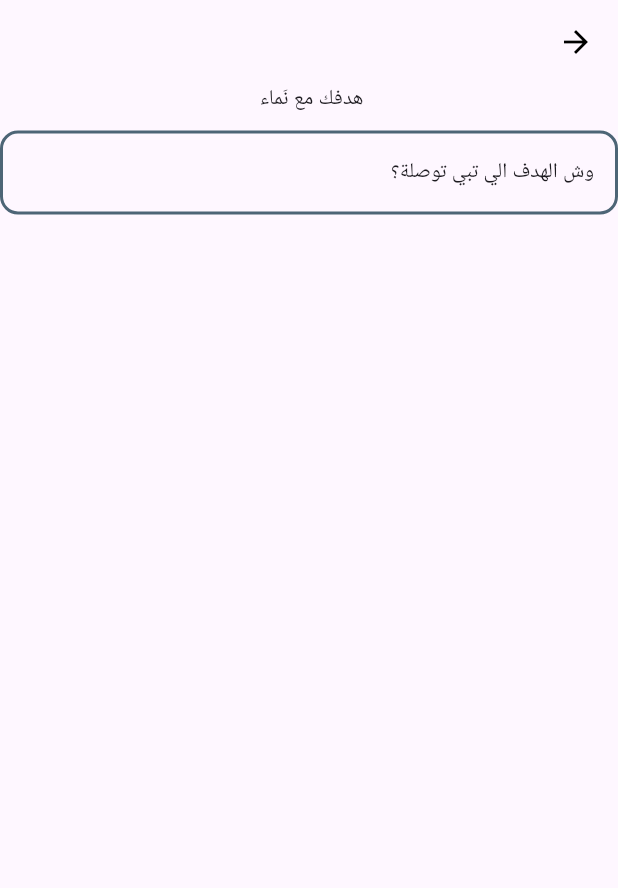
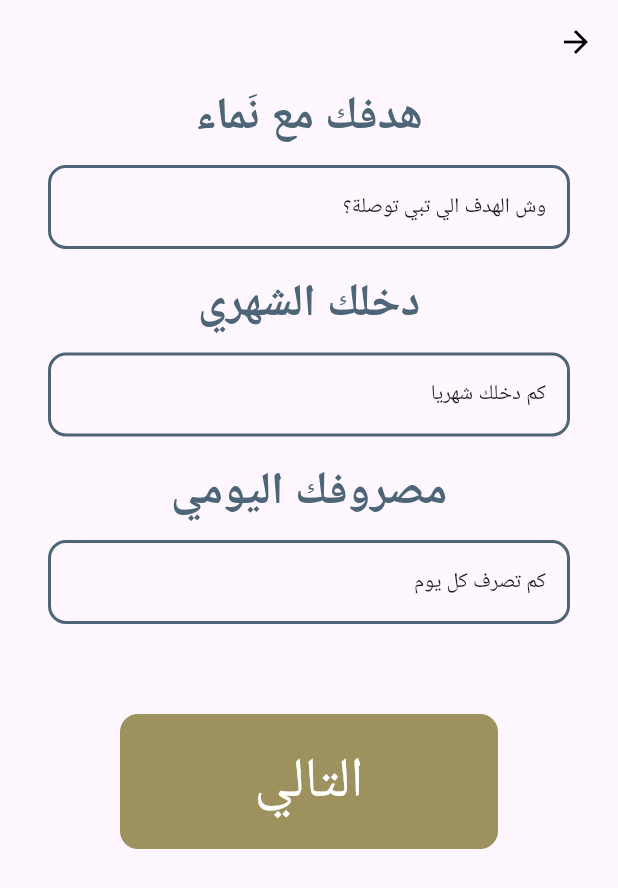
Before and after one commit to osama-ahmed-alsharabi/namaa, a Flutter app: the GoalView screen opened directly, on a phone screen of 412 x 824 dp. Shown: the top 888 px of the screen. Run offline on Flutter 3.47's test engine with Material 3 defaults, Android fonts, the phone set to English and light mode, and no system bars; our stand-ins replace bloc, cloud_firestore, firebase_auth, firebase_core, flutter_bloc, freezed_annotation; accounts and stored records are empty.

Commit message:
done with goal page ui

```diff
--- a/lib/features/goal/goal_view.dart
+++ b/lib/features/goal/goal_view.dart
@@ -1,4 +1,6 @@
 import 'package:flutter/material.dart';
+import 'package:namaa/cores/utils/app_colors.dart';
+import 'package:namaa/cores/widgets/custom_button_widget.dart';
 import 'package:namaa/cores/widgets/text_field_form_widget.dart';
 
 class GoalView extends StatelessWidget {
@@ -8,13 +10,76 @@
   Widget build(BuildContext context) {
     return Scaffold(
       appBar: AppBar(),
-      body: SafeArea(child: Column(
-        children: [
-          Text("هدفك مع نَماء "),
-          SizedBox(height: 10,)
-        ,TextFieldFormWidget(hint: 'وش الهدف الي تبي توصلة؟')
-        ],
-      )),
+      body: SafeArea(
+        child: SingleChildScrollView(
+          child: Column(
+            children: [
+              Text(
+                "هدفك مع نَماء ",
+                textAlign: TextAlign.center,
+                style: TextStyle(
+                  fontWeight: FontWeight.bold,
+                  fontSize: 30,
+                  color: AppColors.primaryColor,
+                ),
+              ),
+              SizedBox(height: 10),
+              Padding(
+                padding: const EdgeInsets.symmetric(horizontal: 32.0),
+                child: TextFieldFormWidget(
+                  hint: 'وش الهدف الي تبي توصلة؟',
+                  keyboardType: TextInputType.number,
+                ),
+              ),
+
+              SizedBox(height: 15),
+              Text(
+                "دخلك الشهري ",
+                textAlign: TextAlign.center,
+                style: TextStyle(
+                  fontWeight: FontWeight.bold,
+                  fontSize: 30,
+                  color: AppColors.primaryColor,
+                ),
+              ),
+              SizedBox(height: 10),
+              Padding(
+                padding: const EdgeInsets.symmetric(horizontal: 32.0),
+                child: TextFieldFormWidget(
+                  hint: "كم دخلك شهريا",
+                  keyboardType: TextInputType.number,
+                ),
+              ),
+
+              SizedBox(height: 15),
+              Text(
+                "مصروفك اليومي",
+                textAlign: TextAlign.center,
+                style: TextStyle(
+                  fontWeight: FontWeight.bold,
+                  fontSize: 30,
+                  color: AppColors.primaryColor,
+                ),
+              ),
+              SizedBox(height: 10),
+              Padding(
+                padding: const EdgeInsets.symmetric(horizontal: 32.0),
+                child: TextFieldFormWidget(
+                  hint: "كم تصرف كل يوم",
+                  keyboardType: TextInputType.number,
+                ),
+              ),
+
+              SizedBox(height: 60),
+              Padding(
+                padding: const EdgeInsets.symmetric(horizontal: 80.0),
+                child: CustomButtonWidget(text: "التالي"),
+              ),
+              SizedBox(height: 48,)
+            ],
+          ),
+        ),
+      ),
     );
   }
 }
```
Also changed, not shown: lib/features/start_page/start_view.dart (+4 -4 lines).
